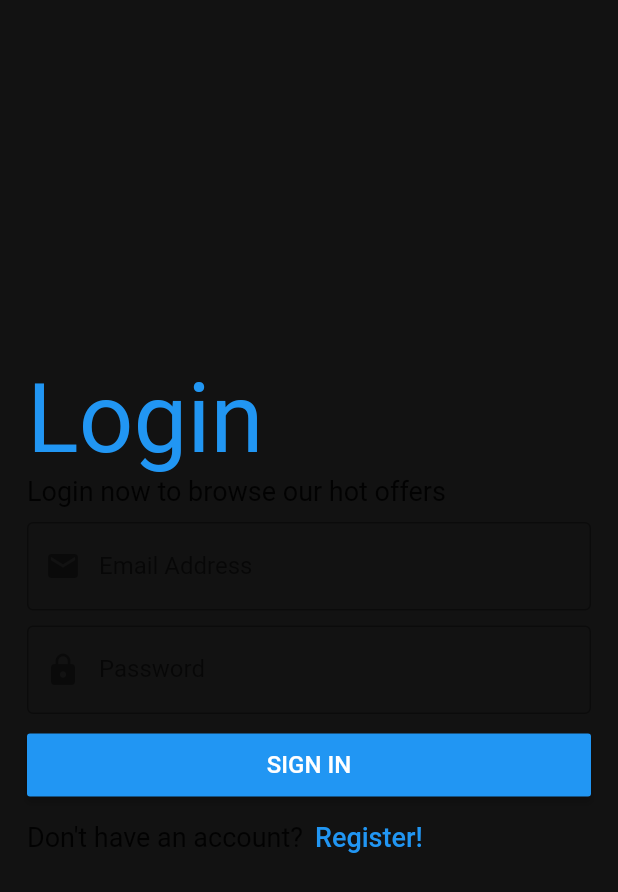
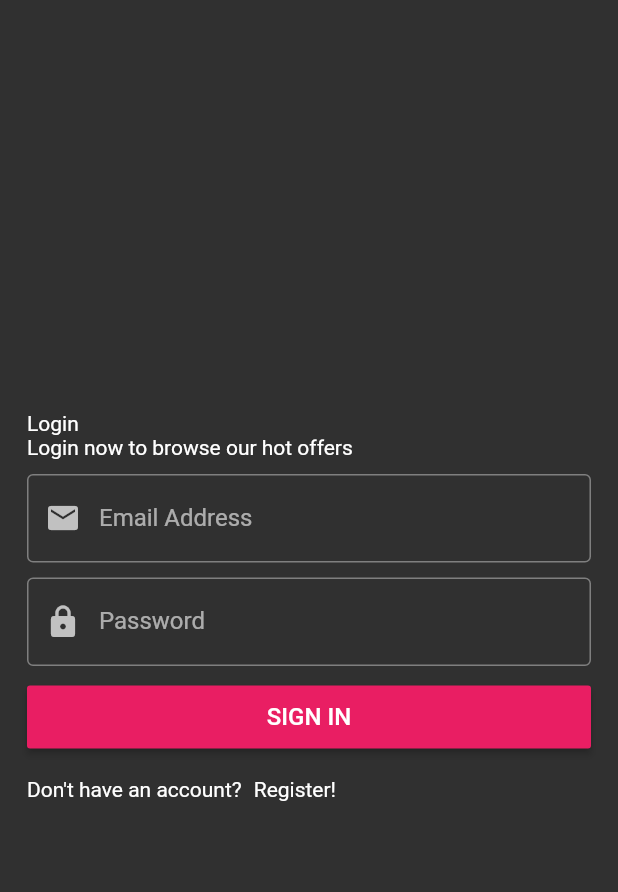
Before and after one commit to abalmagd/salla-ecommerce, a Flutter app: the screen it shows after launch, after a tap on "LOGIN", on a phone screen of 412 x 824 dp. Shown: the top 892 px of the screen. Run offline on Flutter 3.47's test engine with Material 2 defaults, Android fonts, the phone set to English and light mode, and no system bars; our stand-ins replace bloc, cached_network_image, carousel_slider, conditional_builder, dio, flutter_bloc and 3 more; accounts and stored records are empty.

Commit message:
كوميت للنسيان
Signed-off-by: Mahmoud Abulmagd <mahmoudglitch@gmail.com>

```diff
--- a/lib/app.dart
+++ b/lib/app.dart
@@ -9,7 +9,7 @@ import 'config/themes.dart';
 import 'layout/app_layout.dart';
 
 class App extends StatelessWidget {
-  // This widget is the root of your application.
+  /// This widget is the root of your application.
   @override
   Widget build(BuildContext context) {
     return MultiBlocProvider(
--- a/lib/config/themes.dart
+++ b/lib/config/themes.dart
@@ -24,12 +24,12 @@ ThemeData lightTheme(BuildContext context) {
 // TODO: Fix this later when theme switch is added
 ThemeData darkTheme(BuildContext context) {
   return ThemeData(
-    scaffoldBackgroundColor: Color(0xff121212),
-    primaryColor: Colors.blue,
-    accentColor: Colors.white,
+    scaffoldBackgroundColor: Colors.grey[850],
+    primaryColor: Colors.pink,
+    accentColor: Colors.cyan,
+    cardColor: Colors.grey[800],
     bottomNavigationBarTheme: BottomNavigationBarThemeData(
-      backgroundColor: Colors.grey[850],
-    ),
+        backgroundColor: Colors.grey[850], unselectedItemColor: Colors.grey[800], elevation: 2.0),
     backgroundColor: Color(0xff262623),
     appBarTheme: AppBarTheme(
       backwardsCompatibility: true,
@@ -40,5 +40,39 @@ ThemeData darkTheme(BuildContext context) {
         statusBarIconBrightness: Brightness.dark,
       ),
     ),
+    colorScheme: ColorScheme(
+      brightness: Brightness.dark,
+      onSurface: Colors.white,
+      primary: Colors.pink,
+      secondary: Colors.cyan,
+      onError: Colors.red,
+      primaryVariant: Colors.pinkAccent,
+      error: Colors.red,
+      onBackground: Colors.white,
+      secondaryVariant: Colors.cyanAccent,
+      background: Colors.grey[850],
+      onPrimary: Colors.white,
+      onSecondary: Colors.white,
+      surface: Colors.grey[800],
+    ),
+    textTheme: TextTheme(
+      headline6: TextStyle(color: Colors.white),
+      headline5: TextStyle(color: Colors.white),
+      bodyText2: TextStyle(color: Colors.white),
+      bodyText1: TextStyle(
+        color: Colors.white,
+        fontSize: 14.0,
+        fontWeight: FontWeight.normal,
+      ),
+      subtitle2: TextStyle(color: Theme.of(context).primaryColor),
+      button: TextStyle(),
+      caption: TextStyle(),
+      headline1: TextStyle(),
+      headline2: TextStyle(),
+      headline3: TextStyle(),
+      headline4: TextStyle(),
+      overline: TextStyle(),
+      subtitle1: TextStyle(),
+    ),
   );
 }
--- a/lib/screens/auth/login_screen.dart
+++ b/lib/screens/auth/login_screen.dart
@@ -4,7 +4,6 @@ import 'package:salla/blocs/auth_bloc/auth_cubit.dart';
 import 'package:salla/blocs/auth_bloc/auth_states.dart';
 import 'package:salla/layout/app_layout.dart';
 import 'package:salla/screens/auth/register_screen.dart';
-import 'package:salla/shared/styles/text.dart';
 import 'package:salla/widgets/button.dart';
 import 'package:salla/widgets/widgets.dart';
 
@@ -29,11 +28,11 @@ class LoginScreen extends StatelessWidget {
                 children: [
                   Text(
                     'Login',
-                    style: TextThemes.formTitle(context),
+                    style: Theme.of(context).textTheme.bodyText2,
                   ),
                   Text(
                     'Login now to browse our hot offers',
-                    style: TextThemes.normalText(context),
+                    style: Theme.of(context).textTheme.bodyText2,
                   ),
                   SizedBox(height: 10),
                   InputFormField(
@@ -73,14 +72,14 @@ class LoginScreen extends StatelessWidget {
                     children: [
                       Text(
                         'Don\'t have an account?',
-                        style: TextThemes.normalText(context),
+                        style: Theme.of(context).textTheme.bodyText2,
                       ),
                       TextButton(
                         onPressed: () => Navigator.pushReplacement(
                             context, MaterialPageRoute(builder: (context) => RegisterScreen())),
                         child: Text(
                           'Register!',
-                          style: TextThemes.normalText(context),
+                          style: Theme.of(context).textTheme.bodyText2,
                         ),
                       ),
                     ],
--- a/lib/screens/no_data_screen.dart
+++ b/lib/screens/no_data_screen.dart
@@ -1,7 +1,6 @@
 import 'package:flutter/material.dart';
 import 'package:flutter_svg/svg.dart';
 import 'package:salla/shared/constants.dart';
-import 'package:salla/shared/styles/text.dart';
 
 class NoDataScreen extends StatelessWidget {
   const NoDataScreen({Key key}) : super(key: key);
@@ -20,9 +19,7 @@ class NoDataScreen extends StatelessWidget {
           SizedBox(height: 18.0),
           Text(
             'It is empty here',
-            style: TextThemes.formTitle(context).copyWith(
-              fontSize: 18,
-            ),
+            style: Theme.of(context).textTheme.subtitle2,
           ),
         ],
       ),
--- a/lib/shared/styles/text.dart
+++ /dev/null
@@ -1,38 +0,0 @@
-import 'package:flutter/material.dart';
-
-class TextThemes {
-  static TextStyle itemPrice(context) => TextStyle(
-        color: Theme.of(context).primaryColor,
-        fontSize: 16.0,
-      );
-
-  static TextStyle itemOldPrice(BuildContext context) => TextStyle(
-        color: Colors.grey[600],
-        fontSize: 14.0,
-        decoration: TextDecoration.lineThrough,
-      );
-
-  static TextStyle normalText(BuildContext context) => TextStyle(
-        fontSize: 18.0,
-      );
-
-  static TextStyle subText(BuildContext context) => TextStyle(
-        fontSize: 14.0,
-        color: Colors.white,
-      );
-
-  static TextStyle sectionHeader(BuildContext context) => TextStyle(
-        fontSize: 22.0,
-        fontWeight: FontWeight.w600,
-      );
-
-  static TextStyle appBarTitle(BuildContext context) => TextStyle(
-        fontSize: 20.0,
-        fontWeight: FontWeight.bold,
-      );
-
-  static TextStyle formTitle(BuildContext context) => TextStyle(
-        color: Theme.of(context).primaryColor,
-        fontSize: 64.0,
-      );
-}
--- a/lib/widgets/favorite_button.dart
+++ b/lib/widgets/favorite_button.dart
@@ -19,7 +19,7 @@ class FavoriteButton extends StatelessWidget {
         splashRadius: 15,
         iconSize: 17,
         icon: Icon(isLiked ? Icons.favorite : Icons.favorite_border),
-        color: isLiked ? Colors.red : Colors.black,
+        color: Colors.red,
         onPressed: onPressed,
       ),
     );
```
Also changed, not shown: lib/layout/app_layout.dart (+6 -3 lines), lib/screens/auth/register_screen.dart (+4 -5 lines), lib/screens/home_screen.dart (+4 -4 lines), lib/screens/product_screen.dart (+9 -8 lines), lib/widgets/product_grid_builder.dart (+13 -27 lines), lib/widgets/product_list_builder.dart (+3 -4 lines).
